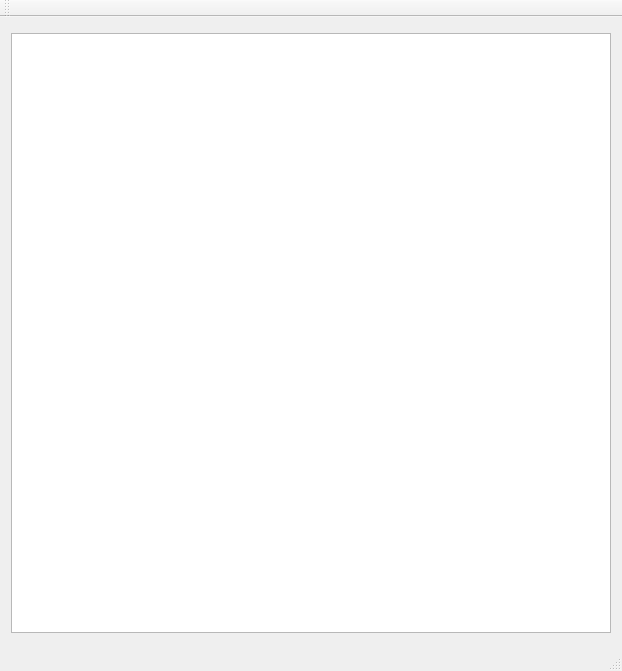
The window that mainwindow.ui (AiK312/DPLM) describes before a commit, drawn with Qt 5.
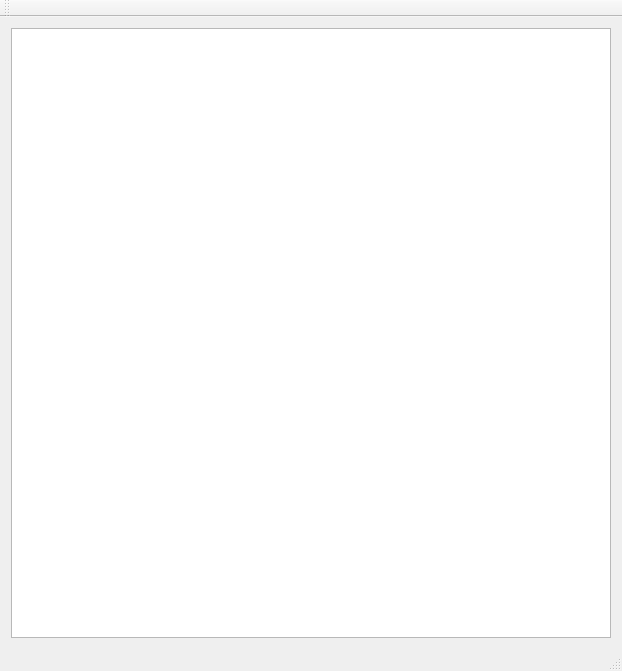
The same window after the commit.

The edit to the form file:
```diff
--- a/mainwindow.ui
+++ b/mainwindow.ui
@@ -10,12 +10,6 @@
     <height>671</height>
    </rect>
   </property>
-  <property name="maximumSize">
-   <size>
-    <width>640</width>
-    <height>671</height>
-   </size>
-  </property>
   <property name="windowTitle">
    <string>MainWindow</string>
   </property>
@@ -29,12 +23,6 @@
         <height>600</height>
        </size>
       </property>
-      <property name="maximumSize">
-       <size>
-        <width>600</width>
-        <height>600</height>
-       </size>
-      </property>
       <property name="autoFillBackground">
        <bool>false</bool>
       </property>
```
